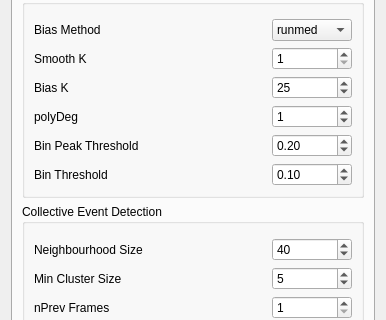
First picture: the form in src/arcos_gui/_ui/ARCOS_widget.ui, repository bgraedel/arcos-gui, before the edit; both pictures show x 0 to 386 and y 217 to 537 of the 386 by 869 pixel window.
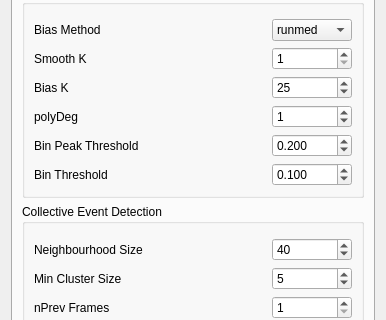
Second picture: the form after the edit. The open tabs and pages were chosen to show the change.

Commit message: change threshold step size to 0.05

What changed in the file:
```diff
--- a/src/arcos_gui/_ui/ARCOS_widget.ui
+++ b/src/arcos_gui/_ui/ARCOS_widget.ui
@@ -808,7 +808,7 @@
              <string>&lt;html&gt;&lt;head/&gt;&lt;body&gt;&lt;p&gt;Threshold for binarizing the de-trended signal.&lt;/p&gt;&lt;/body&gt;&lt;/html&gt;</string>
             </property>
             <property name="decimals">
-             <number>2</number>
+             <number>3</number>
             </property>
             <property name="maximum">
              <double>10000.000000000000000</double>
@@ -879,7 +879,7 @@
              <string>&lt;html&gt;&lt;head/&gt;&lt;body&gt;&lt;p&gt;Threshold for rescaling of the de-trended signal.&lt;/p&gt;&lt;/body&gt;&lt;/html&gt;</string>
             </property>
             <property name="decimals">
-             <number>2</number>
+             <number>3</number>
             </property>
             <property name="maximum">
              <double>10000.000000000000000</double>
```
Left out of the diff: 4 changed lines with no effect on the pictures.
